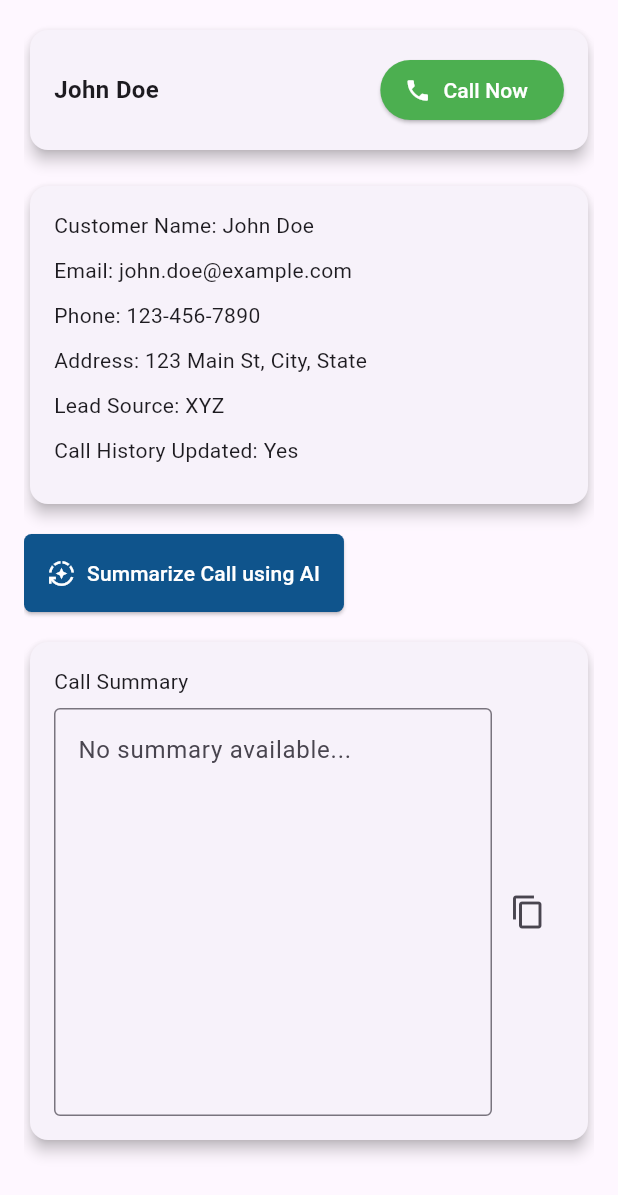
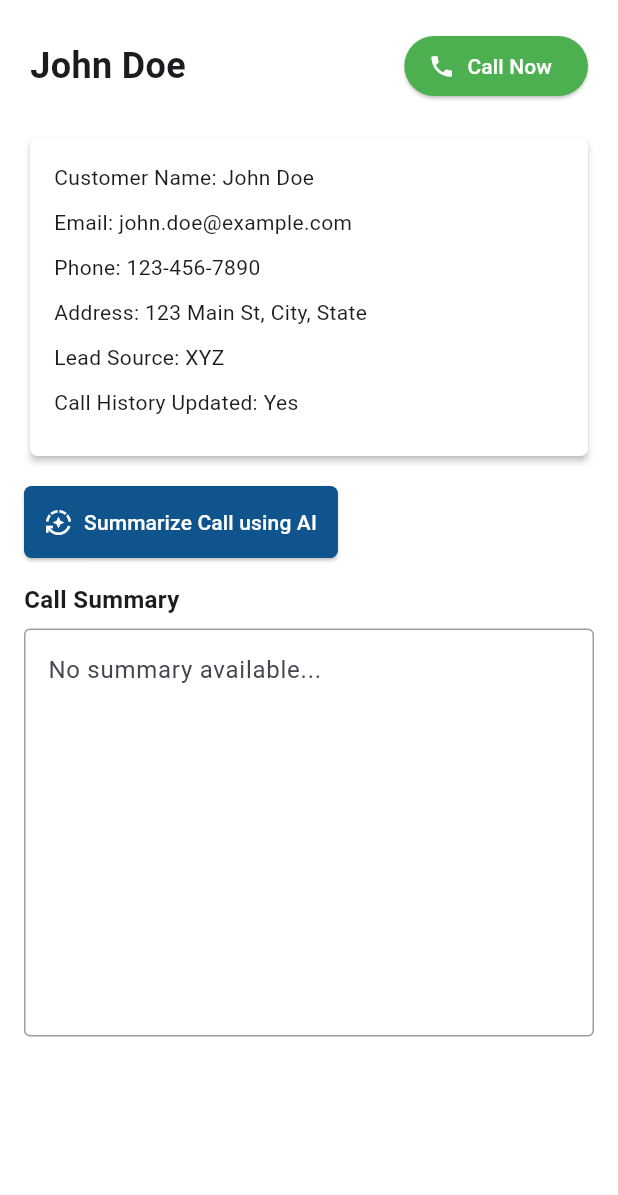
Before and after one commit to santhoshsbyteridge/document_analyser_poc_new, a Flutter app: the CallCustomerPage widget shown alone on an empty page, opened directly with sample values from the repository, on a phone screen of 412 x 824 dp. Shown: the top 1195 px of the screen. Run offline on Flutter 3.47's test engine with Material 3 defaults, Android fonts, the phone set to English and light mode, and no system bars; our stand-ins replace bloc, dartz, dio, equatable, flutter_bloc, freezed_annotation and 2 more; missing offline and left inert: flutter_phone_direct_caller.

Commit message:
adding code for showing policies list

```diff
--- a/lib/blocs/policy/policy_bloc.dart
+++ b/lib/blocs/policy/policy_bloc.dart
@@ -22,19 +22,15 @@ class PolicyBloc extends Bloc<PolicyEvent, PolicyState> {
     Emitter<PolicyState> emit,
   ) async {
     String callSummary = event.summary;
-    print('event.summary  ${event.summary}');
     try {
       emit(const PoliciesLoadingState(isLoading: true));
       Either<ErrorDetails, List<RankedPolicy>> response =
           await _phoneCallService.getRankedPolicies(callSummary);
 
-      print('response $response');
       // Handle the response
       response.fold(
         (error) => emit(ErrorState(error: error)),
         (data) {
-          print('data : ');
-          print(data);
           emit(RankedPoliciesState(rankedPolicies: data));
         },
       );
--- a/lib/models/ranked_policy.dart
+++ b/lib/models/ranked_policy.dart
@@ -7,15 +7,15 @@ part 'ranked_policy.g.dart';
 
 @freezed
 class RankedPolicy with _$RankedPolicy {
-
   @JsonSerializable(explicitToJson: true)
   const factory RankedPolicy({
+    required String id,
     required String accuracy,
     required String description,
+    required String rank,
+    required String reason,
     @JsonKey(name: "match_score") required int matchScore,
     @JsonKey(name: "policy_name") required String policyName,
-    required String rank,
-    required String reason,
     @JsonKey(name: "key_features") required List<String> keyFeatures,
   }) = _RankedPolicy;
 
--- a/lib/screens/call_customers/call_customer_screen.dart
+++ b/lib/screens/call_customers/call_customer_screen.dart
@@ -7,7 +7,6 @@ import 'package:document_analyser_poc_new/screens/call_customers/widgets/generat
 import 'package:document_analyser_poc_new/utils/utils.dart';
 import 'package:flutter/material.dart';
 import 'package:flutter_bloc/flutter_bloc.dart';
-import 'package:flutter/services.dart';
 
 class CallCustomerPage extends StatefulWidget {
   final Leads lead;
@@ -22,6 +21,8 @@ class _CallCustomerPageState extends State<CallCustomerPage> {
   Timer? _callTimer;
   int _elapsedTime = 0;
   late TextEditingController _callSummaryController;
+
+  bool isBtnEnabled = true;
 
   void _getRankedPolicies(String summary) {
     context
@@ -74,27 +75,46 @@ class _CallCustomerPageState extends State<CallCustomerPage> {
 
   @override
   Widget build(BuildContext context) {
-    final deviceType = AppHelpers.getDevice(context);
+    return Container(
+      color: Colors.white,
+      child: Padding(
+          padding: const EdgeInsets.all(16.0),
+          child:
+              Column(crossAxisAlignment: CrossAxisAlignment.start, children: [
+            Expanded(
+                child: SingleChildScrollView(child: _buildUI()
+                    // deviceType == Devices.webpage
+                    //     ? _buildUIForDesktop()
+                    //     : _buildUIForMobile()
 
-    return Padding(
-        padding: const EdgeInsets.all(16.0),
-        child: deviceType == Devices.webpage
-            ? _buildUIForDesktop()
-            : _buildUIForMobile());
+                    ))
+          ])),
+    );
   }
 
-  Column _buildUIForDesktop() => Column(
+  Column _buildUI() {
+    final deviceType = AppHelpers.getDevice(context);
+    return Column(
       crossAxisAlignment: CrossAxisAlignment.start,
       children: [
-          Expanded(
-            child: SingleChildScrollView(
-              child: Column(
-                crossAxisAlignment: CrossAxisAlignment.start,
-                children: [
-                  Card(
-                    elevation: 4,
+        _headerCard(),
+        const SizedBox(height: 16.0),
+        deviceType == Devices.webpage
+            ? _customerDetailsDesktop()
+            : _customerDetailsMobile(),
+        const SizedBox(height: 16.0),
+        _buildMainContent(),
+        const SizedBox(height: 16.0)
+      ],
+    );
+  }
+
+  Card _headerCard() {
+    return Card(
+      elevation: 0,
+      color: Colors.white,
       child: Padding(
-                      padding: const EdgeInsets.all(16.0),
+        padding: const EdgeInsets.all(0),
         child: Row(
           mainAxisAlignment: MainAxisAlignment.spaceBetween,
           children: [
@@ -102,29 +122,33 @@ class _CallCustomerPageState extends State<CallCustomerPage> {
               widget.lead.leadName,
               style: const TextStyle(
                 fontWeight: FontWeight.bold,
-                              fontSize: 18.0,
+                fontSize: 24.0,
               ),
             ),
             ElevatedButton.icon(
               onPressed: _toggleCall,
-                            icon:
-                                Icon(_isCalling ? Icons.call_end : Icons.phone),
+              icon: Icon(_isCalling ? Icons.call_end : Icons.phone),
               label: Text(_isCalling
                   ? "End Call (${_formatElapsedTime(_elapsedTime)})"
                   : "Call Now"),
               style: ElevatedButton.styleFrom(
-                              backgroundColor:
-                                  _isCalling ? Colors.red : Colors.green,
+                backgroundColor: _isCalling ? Colors.red : Colors.green,
                 foregroundColor: Colors.white,
               ),
             ),
           ],
         ),
       ),
+    );
+  }
+
+  Card _customerDetailsDesktop() {
+    return Card(
+      color: Colors.white,
+      elevation: 3,
+      shape: RoundedRectangleBorder(
+        borderRadius: BorderRadius.circular(5), // Optional: for rounded corners
       ),
-                  const SizedBox(height: 16.0),
-                  Card(
-                    elevation: 4,
       child: Padding(
         padding: const EdgeInsets.all(16.0),
         child: Row(
@@ -169,63 +193,19 @@ class _CallCustomerPageState extends State<CallCustomerPage> {
           ],
         ),
       ),
-                  ),
-                  const SizedBox(height: 16.0),
-                  _buildMainContent(),
-                  const SizedBox(height: 16.0)
-                ],
-              ),
-            ),
-          ),
-        ],
     );
+  }
 
-  Column _buildUIForMobile() => Column(
-        crossAxisAlignment: CrossAxisAlignment.start,
-        children: [
-          Expanded(
-            child: SingleChildScrollView(
-              child: Column(
-                crossAxisAlignment: CrossAxisAlignment.start,
-                children: [
-                  Card(
-                    elevation: 4,
-                    child: Padding(
-                      padding: const EdgeInsets.all(16.0),
-                      child: Row(
-                        mainAxisAlignment: MainAxisAlignment.spaceBetween,
-                        children: [
-                          const Expanded(
-                            child: Text(
-                              "John Doe",
-                              style: TextStyle(
-                                fontWeight: FontWeight.bold,
-                                fontSize: 16.0,
-                              ),
-                            ),
-                          ),
-                          ElevatedButton.icon(
-                            onPressed: _toggleCall,
-                            icon:
-                                Icon(_isCalling ? Icons.call_end : Icons.phone),
-                            label: Text(_isCalling
-                                ? "End Call (${_formatElapsedTime(_elapsedTime)})"
-                                : "Call Now"),
-                            style: ElevatedButton.styleFrom(
-                              backgroundColor:
-                                  _isCalling ? Colors.red : Colors.green,
-                              foregroundColor: Colors.white,
-                            ),
-                          ),
-                        ],
-                      ),
-                    ),
-                  ),
-                  const SizedBox(height: 16.0),
-                  SizedBox(
+  SizedBox _customerDetailsMobile() {
+    return SizedBox(
       width: double.infinity,
       child: Card(
-                      elevation: 4,
+        color: Colors.white,
+        shape: RoundedRectangleBorder(
+          borderRadius:
+              BorderRadius.circular(5), // Optional: for rounded corners
+        ),
+        elevation: 2,
         child: Padding(
           padding: const EdgeInsets.all(16.0),
           child: Column(
@@ -247,22 +227,91 @@ class _CallCustomerPageState extends State<CallCustomerPage> {
           ),
         ),
       ),
-                  ),
-                  const SizedBox(height: 16.0),
-                  _buildMainContent(),
-                  const SizedBox(height: 16.0)
-                ],
-              ),
-            ),
-          ),
-        ],
     );
+  }
 
   Widget _buildMainContent() {
     return Column(
       crossAxisAlignment: CrossAxisAlignment.start,
       children: [
-        ElevatedButton.icon(
+        // Bloc to conditionally show the button if callSummary is empty
+        _summarizeUsingAIButton(),
+        BlocBuilder<CustomerPhoneCallBloc, CustomerPhoneCallState>(
+          builder: (context, state) {
+            if (state is LoadingState && state.isLoading) {
+              return const Center(
+                child: CircularProgressIndicator(),
+              );
+            } else if (state is ErrorState) {
+              return Padding(
+                padding: const EdgeInsets.only(
+                    bottom: 16.0), // Add space for error message
+                child: Text(
+                  'Error: ${state.error.errorMessage}',
+                  style: const TextStyle(color: Colors.red),
+                ),
+              );
+            } else {
+              if (state is CallSummaryState) {
+                _callSummaryController.text = state.callSummary;
+              }
+              return Column(
+                crossAxisAlignment: CrossAxisAlignment.start,
+                children: [
+                  const Text(
+                    "Call Summary",
+                    style: TextStyle(fontSize: 16, fontWeight: FontWeight.bold),
+                  ),
+                  const SizedBox(height: 8.0),
+                  TextField(
+                    controller: _callSummaryController,
+                    maxLines: 10,
+                    decoration: InputDecoration(
+                      hintText: (state is CallSummaryState)
+                          ? 'Call summary generated.'
+                          : 'No summary available...',
+                      filled: true,
+                      fillColor: Colors.white,
+                      border: OutlineInputBorder(
+                        borderSide: const BorderSide(color: Colors.black),
+                        borderRadius: BorderRadius.circular(4.0),
+                      ),
+                      enabledBorder: OutlineInputBorder(
+                        borderSide: const BorderSide(color: Colors.grey),
+                        borderRadius: BorderRadius.circular(4.0),
+                      ),
+                      focusedBorder: OutlineInputBorder(
+                        borderSide: const BorderSide(color: Colors.black),
+                        borderRadius: BorderRadius.circular(4.0),
+                      ),
+                    ),
+                  ),
+                  const SizedBox(height: 16.0),
+                  // if (state is CallSummaryState && state.callSummary.isNotEmpty)
+                  _generatePoliciesButton(),
+                  // const SizedBox(height: 16.0), // Space below the button
+                ],
+              );
+            }
+          },
+        ),
+        const GeneratePolicies(),
+      ],
+    );
+  }
+
+  BlocBuilder<CustomerPhoneCallBloc, CustomerPhoneCallState>
+      _summarizeUsingAIButton() {
+    return BlocBuilder<CustomerPhoneCallBloc, CustomerPhoneCallState>(
+      builder: (context, state) {
+        // bool isCallSummaryEmpty =
+        //     state is! CallSummaryState || state.callSummary.isEmpty;
+
+        return Visibility(
+          visible: true,
+          child: Padding(
+            padding: const EdgeInsets.only(bottom: 16.0),
+            child: ElevatedButton.icon(
               onPressed: _getcallsummary,
               icon: const Icon(
                 Icons.auto_mode,
@@ -274,98 +323,62 @@ class _CallCustomerPageState extends State<CallCustomerPage> {
               ),
               style: ElevatedButton.styleFrom(
                 backgroundColor: const Color(0xFF0f548c),
-            padding: const EdgeInsets.all(16),
+                padding: const EdgeInsets.all(14),
                 shape: RoundedRectangleBorder(
                   borderRadius: BorderRadius.circular(5),
                 ),
               ),
             ),
-        const SizedBox(height: 16.0),
-        BlocBuilder<CustomerPhoneCallBloc, CustomerPhoneCallState>(
-          builder: (context, state) {
-            if (state is LoadingState && state.isLoading) {
-              return const Center(
-                child: CircularProgressIndicator(),
-              );
-            } else if (state is ErrorState) {
-              return Text(
-                'Error: ${state.error.errorMessage}',
-                style: const TextStyle(color: Colors.red),
-              );
-            } else {
-              if (state is CallSummaryState) {
-                _callSummaryController.text = state.callSummary;
-              }
-              return Column(
-                  crossAxisAlignment: CrossAxisAlignment.start,
-                  children: [
-                    Card(
-                      elevation: 4,
-                      child: Padding(
-                        padding: const EdgeInsets.all(16.0),
-                        child: Column(
-                          crossAxisAlignment: CrossAxisAlignment.start,
-                          children: [
-                            const Text("Call Summary"),
-                            const SizedBox(height: 8.0),
-                            Row(
-                              children: [
-                                Expanded(
-                                  child: TextField(
-                                    controller: _callSummaryController,
-                                    maxLines: 10,
-                                    decoration: InputDecoration(
-                                      hintText: (state is CallSummaryState)
-                                          ? 'Call summary generated.'
-                                          : 'No summary available...',
-                                      border: const OutlineInputBorder(),
-                                    ),
-                                  ),
-                                ),
-                                IconButton(
-                                  icon: const Icon(Icons.copy),
-                                  onPressed: () {
-                                    Clipboard.setData(
-                                      ClipboardData(
-                                          text: _callSummaryController.text),
-                                    );
-                                    ScaffoldMessenger.of(context).showSnackBar(
-                                      const SnackBar(
-                                        content: Text('Copied to clipboard!'),
           ),
         );
       },
-                                  tooltip: 'Copy to clipboard',
-                                ),
-                              ],
-                            ),
-                          ],
-                        ),
-                      ),
-                    ),
-                    const SizedBox(height: 16.0),
-                    if (state is CallSummaryState &&
-                        state.callSummary.isNotEmpty)
-                      ElevatedButton.icon(
-                        onPressed: () => _getRankedPolicies(state.callSummary),
+    );
+  }
+
+  BlocBuilder<CustomerPhoneCallBloc, CustomerPhoneCallState>
+      _generatePoliciesButton() {
+    return BlocBuilder<CustomerPhoneCallBloc, CustomerPhoneCallState>(
+      builder: (context, state) {
+        if (state is CallSummaryState) {
+          String callSummary = "";
+          if (callSummary.isNotEmpty) {
+            callSummary = state.callSummary;
+          }
+          bool isCallSummaryNotEmpty = state.callSummary.isNotEmpty;
+          return Visibility(
+            visible: isCallSummaryNotEmpty,
+            child: BlocBuilder<ranked_policy.PolicyBloc,
+                ranked_policy.PolicyState>(
+              builder: (context, policyState) {
+                bool isBtnEnabled =
+                    !(policyState is ranked_policy.RankedPoliciesState &&
+                        policyState.rankedPolicies.isNotEmpty);
+                return Padding(
+                  padding: const EdgeInsets.all(0),
+                  child: ElevatedButton.icon(
+                    onPressed: isBtnEnabled
+                        ? () => _getRankedPolicies(callSummary)
+                        : () {},
                     label: const Text(
                       "Generate Policies",
                       style: TextStyle(color: Colors.white),
                     ),
                     style: ElevatedButton.styleFrom(
-                          backgroundColor: const Color(0xFF0f548c),
-                          padding: const EdgeInsets.all(20),
+                      backgroundColor:
+                          isBtnEnabled ? const Color(0xFF0f548c) : Colors.grey,
+                      padding: const EdgeInsets.all(14),
                       shape: RoundedRectangleBorder(
                         borderRadius: BorderRadius.circular(5),
                       ),
                     ),
                   ),
-                  ]);
-            }
+                );
               },
             ),
-        const GeneratePolicies()
-      ],
+          );
+        }
+        return const SizedBox.shrink();
+      },
     );
   }
 }
```
Also changed, not shown: lib/screens/call_customers/widgets/generate_policies.dart (+43 -71 lines), lib/screens/call_customers/widgets/policy_card.dart (added, +86 -0 lines), lib/widgets/checkbox_tile.dart (added, +25 -0 lines), lib/models/ranked_policy.freezed.dart, lib/models/ranked_policy.g.dart. Lines whose indentation alone changed are shown as unchanged.
